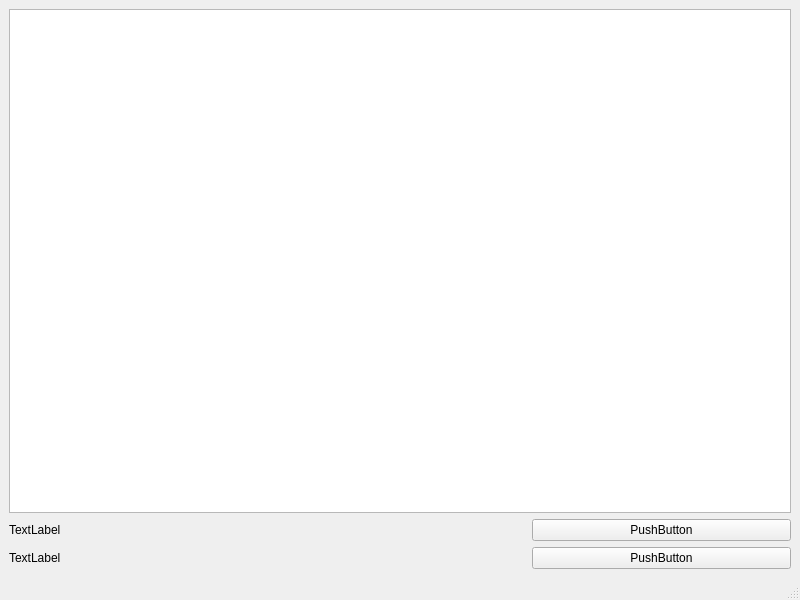
Davipcrs/2DSNotepad, file gui/ui/mainWindow.ui: the form before one commit.
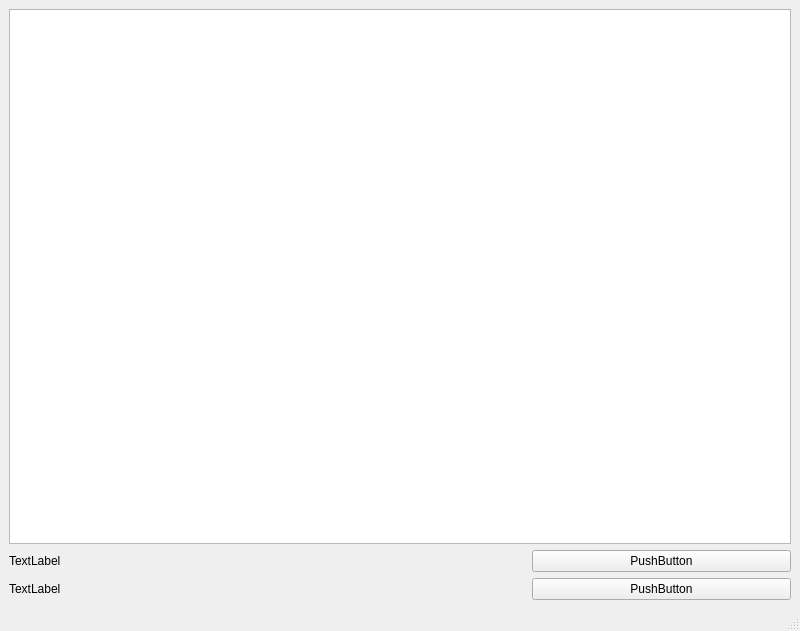
The form after the commit.

Commit message: Personalização da ListView

What changed in the file:
```diff
--- a/gui/ui/mainWindow.ui
+++ b/gui/ui/mainWindow.ui
@@ -7,7 +7,7 @@
     <x>0</x>
     <y>0</y>
     <width>800</width>
-    <height>600</height>
+    <height>631</height>
    </rect>
   </property>
   <property name="windowTitle">
```
Left out of the diff: 2 changed lines with no effect on the pictures. The commit also changes 2 other files.
